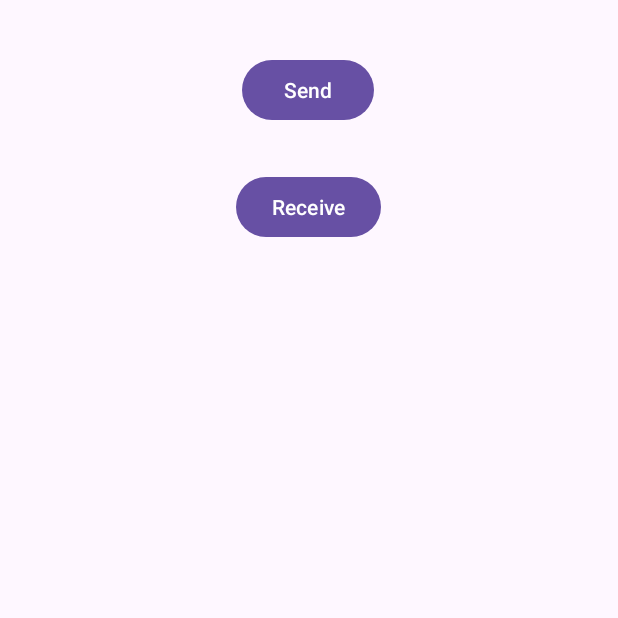
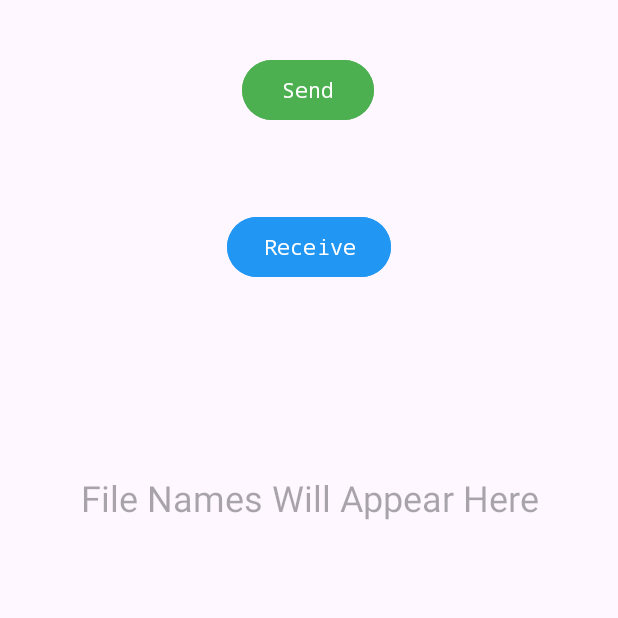
Before and after one commit to codeinja/BluetoothFileTransferApp, an Android app: the SendReceive screen opened directly, with no data from a screen before it, on a phone screen of 412 x 824 dp, the top half of it. Run offline under Robolectric (Android 15) with nearby library versions, the phone set to English and light mode, and no system bars.

Commit message:
Taking User Inputs for FileName - Receive Functionality

```diff
--- a/project/app/src/main/AndroidManifest.xml
+++ b/project/app/src/main/AndroidManifest.xml
@@ -9,6 +9,10 @@
     <uses-permission android:name="android.permission.ACCESS_FINE_LOCATION" />
     <uses-permission android:name="android.permission.ACCESS_COARSE_LOCATION" />
     <uses-permission android:name="android.permission.BLUETOOTH_ADVERTISE" />
+    <uses-permission android:name="android.permission.WRITE_EXTERNAL_STORAGE" />
+    <uses-permission android:name="android.permission.MANAGE_EXTERNAL_STORAGE" />
+
+
 
     <application
         android:allowBackup="true"
--- a/project/app/src/main/java/com/example/project/MainActivity.java
+++ b/project/app/src/main/java/com/example/project/MainActivity.java
@@ -44,6 +44,7 @@ public class MainActivity extends AppCompatActivity {
     BluetoothDevice selectedDevice;
 
     private static final int REQUEST_BLUETOOTH_PERMISSION = 3;
+    private static final int REQUEST_WRITE_EXTERNAL_STORAGE = 3;
 
     @Override
     protected void onCreate(Bundle savedInstanceState) {
@@ -218,6 +219,11 @@ public class MainActivity extends AppCompatActivity {
                     Manifest.permission.BLUETOOTH_SCAN,
                     Manifest.permission.BLUETOOTH_CONNECT
             }, REQUEST_BLUETOOTH_PERMISSION);
+
+            ActivityCompat.requestPermissions(
+                    this,
+                    new String[]{Manifest.permission.MANAGE_EXTERNAL_STORAGE},
+                    REQUEST_WRITE_EXTERNAL_STORAGE);
         }
     }
 
--- a/project/app/src/main/res/layout/activity_send_receive.xml
+++ b/project/app/src/main/res/layout/activity_send_receive.xml
@@ -13,39 +13,60 @@
         android:layout_marginStart="172dp"
         android:layout_marginTop="36dp"
         android:layout_marginEnd="175dp"
+        android:backgroundTint="#4CAF50"
+        android:fontFamily="monospace"
         android:text="Send"
         app:layout_constraintEnd_toEndOf="parent"
         app:layout_constraintHorizontal_bias="0.476"
         app:layout_constraintStart_toStartOf="parent"
         app:layout_constraintTop_toTopOf="parent" />
 
-    <Button
-        android:id="@+id/receivebutton"
-        android:layout_width="wrap_content"
-        android:layout_height="wrap_content"
-        android:layout_marginStart="172dp"
-        android:layout_marginEnd="175dp"
-        android:layout_marginBottom="15dp"
-        android:text="Receive"
-        app:layout_constraintBottom_toBottomOf="parent"
-        app:layout_constraintEnd_toEndOf="parent"
-        app:layout_constraintHorizontal_bias="0.471"
-        app:layout_constraintStart_toStartOf="parent"
-        app:layout_constraintTop_toBottomOf="@+id/sendbutton"
-        app:layout_constraintVertical_bias="0.044" />
-
     <TextView
         android:id="@+id/pathDisplay"
         android:layout_width="wrap_content"
         android:layout_height="wrap_content"
         android:layout_marginStart="174dp"
-        android:layout_marginTop="77dp"
         android:layout_marginEnd="179dp"
-        android:layout_marginBottom="477dp"
+        android:layout_marginBottom="544dp"
+        android:fontFamily="monospace"
         android:hint="Path and File Name will be displayed here"
         android:text=" "
         app:layout_constraintBottom_toBottomOf="parent"
         app:layout_constraintEnd_toEndOf="parent"
+        app:layout_constraintHorizontal_bias="0.493"
+        app:layout_constraintStart_toStartOf="parent" />
+
+    <TextView
+        android:id="@+id/FilesView"
+        android:layout_width="363dp"
+        android:layout_height="480dp"
+        android:layout_marginStart="32dp"
+        android:layout_marginTop="84dp"
+        android:layout_marginEnd="32dp"
+        android:layout_marginBottom="127dp"
+        android:hint="File Names Will Appear Here"
+        android:textAlignment="center"
+        android:textSize="24sp"
+        app:layout_constraintBottom_toBottomOf="parent"
+        app:layout_constraintEnd_toEndOf="parent"
         app:layout_constraintStart_toStartOf="parent"
-        app:layout_constraintTop_toBottomOf="@+id/receivebutton" />
+        app:layout_constraintTop_toBottomOf="@+id/pathDisplay"
+        app:layout_constraintVertical_bias="0.333" />
+
+    <Button
+        android:id="@+id/receivebutton"
+        android:layout_width="wrap_content"
+        android:layout_height="wrap_content"
+        android:layout_marginStart="160dp"
+        android:layout_marginTop="10dp"
+        android:layout_marginEnd="160dp"
+        android:layout_marginBottom="26dp"
+        android:backgroundTint="#2196F3"
+        android:fontFamily="monospace"
+        android:text="Receive"
+        app:layout_constraintBottom_toTopOf="@+id/pathDisplay"
+        app:layout_constraintEnd_toEndOf="parent"
+        app:layout_constraintStart_toStartOf="parent"
+        app:layout_constraintTop_toBottomOf="@+id/sendbutton" />
+
 </androidx.constraintlayout.widget.ConstraintLayout>
```
Also changed, not shown: project/app/src/main/java/com/example/project/SendReceive.java (+109 -2 lines).
